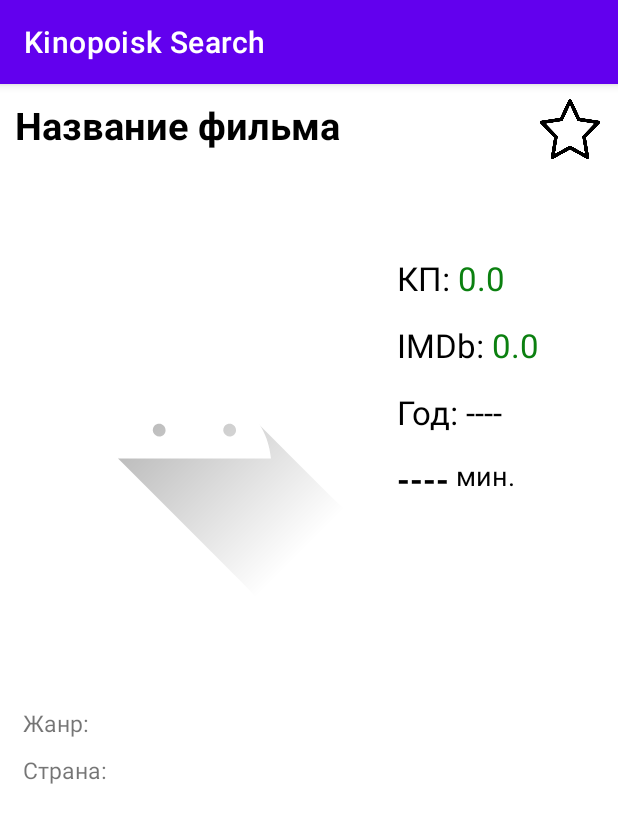
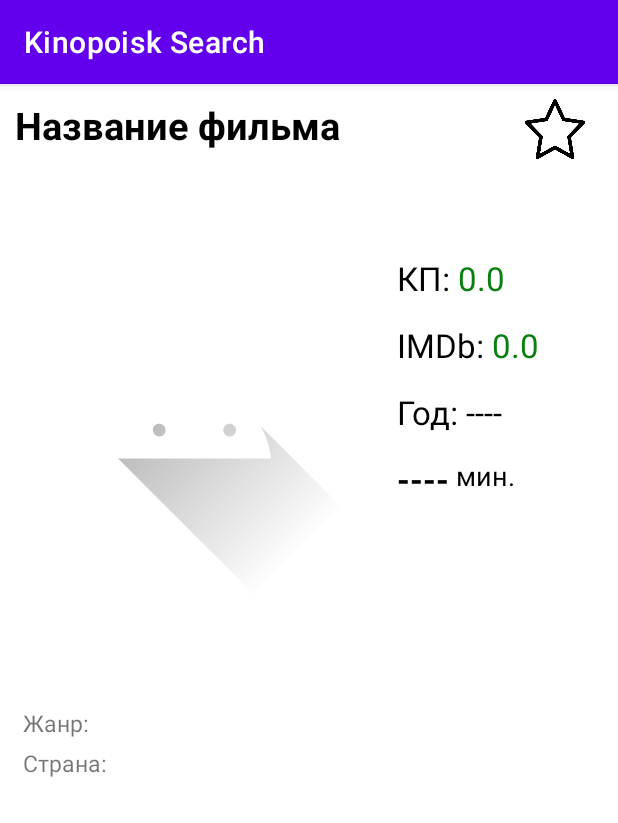
Before and after one commit to x3AKOHx/Kinopoisk_Search, an Android app: the FilmPage screen opened directly, with no data from a screen before it, on a phone screen of 412 x 824 dp. Shown: the top 823 px of the screen. Run offline under Robolectric (Android 15) with nearby library versions, the phone set to English and light mode, and no system bars; our stand-ins replace Picasso, Room's generated code; pictures from the network do not load; 17 statements that could not run were skipped.

Commit message:
Activity update after saved film remove

```diff
--- a/app/src/main/java/com/saush/kinopoisksearch/activities/FilmPage.kt
+++ b/app/src/main/java/com/saush/kinopoisksearch/activities/FilmPage.kt
@@ -65,12 +65,12 @@
         for (i in 0 until filmInfo.genres!!.size - 1) {
             allGenres += "${filmInfo.genres[i].genre}, "
         }
-        allGenres += "${filmInfo.genres[filmInfo.genres.size - 1].genre}."
+        allGenres += filmInfo.genres[filmInfo.genres.size - 1].genre
 
         for (i in 0 until filmInfo.countries!!.size - 1) {
             allCountries += "${filmInfo.countries[i].country}, "
         }
-        allCountries += "${filmInfo.countries[filmInfo.countries.size - 1].country}."
+        allCountries += filmInfo.countries[filmInfo.countries.size - 1].country
         val des = if ((filmInfo.shortDescription != null) && (filmInfo.shortDescription.length > 5))
             filmInfo.shortDescription
         else filmInfo.description
--- a/app/src/main/res/layout/activity_film_page.xml
+++ b/app/src/main/res/layout/activity_film_page.xml
@@ -28,7 +28,6 @@
         android:id="@+id/main_favourites"
         android:layout_width="40dp"
         android:layout_height="40dp"
-        android:layout_marginStart="10dp"
         android:src="@drawable/empty_star"
         app:layout_constraintStart_toEndOf="@+id/main_film_name"
         app:layout_constraintTop_toTopOf="@+id/main_film_name"
@@ -167,7 +166,7 @@
         android:textSize="15sp"
         app:layout_constraintStart_toStartOf="@+id/main_genre"
         app:layout_constraintTop_toBottomOf="@id/main_genre"
-        android:layout_marginTop="10dp"/>
+        android:layout_marginTop="5dp"/>
 
     <TextView
         android:id="@+id/main_countries"
@@ -177,12 +176,12 @@
         android:textSize="15sp"
         app:layout_constraintStart_toEndOf="@+id/main_country"
         app:layout_constraintTop_toBottomOf="@id/main_genre"
-        android:layout_marginTop="10dp"/>
+        android:layout_marginTop="5dp"/>
 
     <TextView
         android:id="@+id/main_film_description"
         android:layout_width="match_parent"
-        android:layout_height="120dp"
+        android:layout_height="220dp"
         android:textColor="@color/black"
         app:layout_constraintStart_toStartOf="@+id/main_genre"
         app:layout_constraintTop_toBottomOf="@id/main_country"
@@ -202,7 +201,6 @@
         android:text="link"
         app:layout_constraintStart_toStartOf="@+id/main_film_description"
         app:layout_constraintTop_toBottomOf="@id/main_film_description"
-        android:layout_marginTop="10dp"
         android:layout_marginEnd="10dp"/>
 
 </androidx.constraintlayout.widget.ConstraintLayout>
```
Also changed, not shown: app/src/main/java/com/saush/kinopoisksearch/activities/FilmsList.kt (+27 -1 lines).
